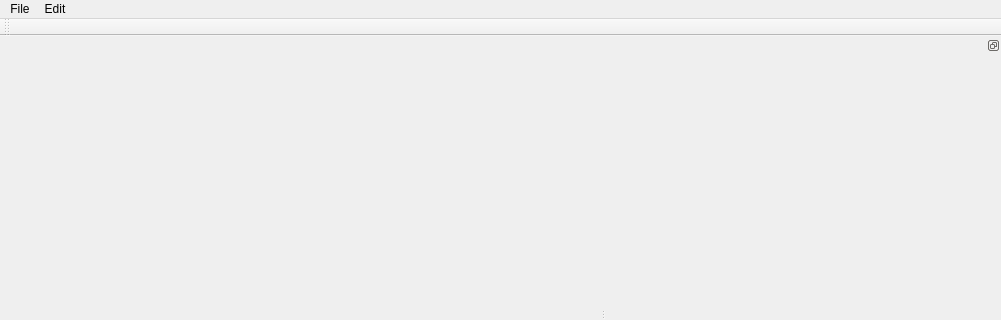
gnailegoac/rde_ygomi, file src/view/MainWindow.ui: the form before one commit; both pictures show x 0 to 1001 and y 0 to 320 of the 1001 by 600 pixel window.
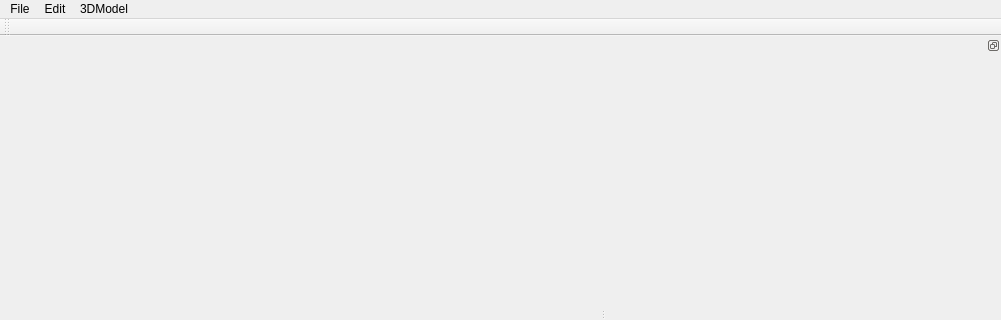
The form after the commit. Custom widgets are drawn as their Qt base class.

The edit to the form file:
```diff
--- a/src/view/MainWindow.ui
+++ b/src/view/MainWindow.ui
@@ -65,8 +65,15 @@
     <addaction name="actionSelectLine"/>
     <addaction name="actionSelectSign"/>
    </widget>
+   <widget class="QMenu" name="menu3DModel">
+    <property name="title">
+     <string>3DModel</string>
+    </property>
+    <addaction name="actionRenderRoad"/>
+   </widget>
    <addaction name="menuFile"/>
    <addaction name="menuEdit"/>
+   <addaction name="menu3DModel"/>
   </widget>
   <widget class="QToolBar" name="mainToolBar">
    <property name="enabled">
```
Left out of the diff: 8 changed lines with no effect on the pictures.
